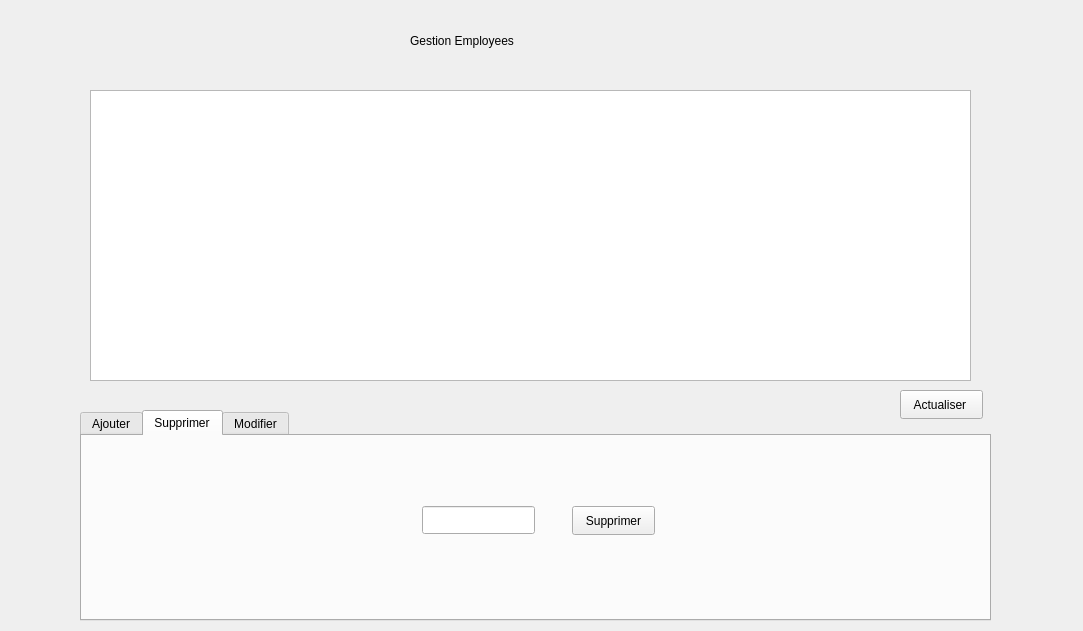
The window that mainwindow.ui (Eyahagit/gestion_employee) describes before a commit, drawn with Qt 5.
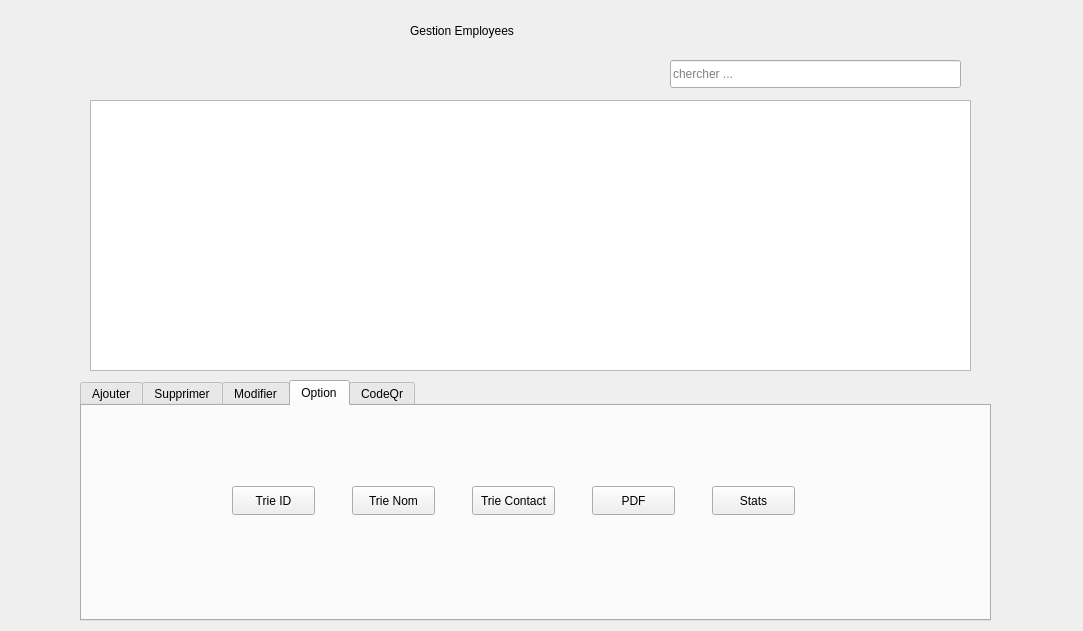
The same window after the commit. The open tabs and pages were chosen to show the change.

The edit to the form file:
```diff
--- a/mainwindow.ui
+++ b/mainwindow.ui
@@ -18,9 +18,9 @@
     <property name="geometry">
      <rect>
       <x>80</x>
-      <y>410</y>
+      <y>380</y>
       <width>911</width>
-      <height>211</height>
+      <height>241</height>
      </rect>
     </property>
     <property name="currentIndex">
@@ -250,15 +250,149 @@
        <string>ID :</string>
       </property>
      </widget>
+     <widget class="QComboBox" name="comboBox_2">
+      <property name="geometry">
+       <rect>
+        <x>670</x>
+        <y>70</y>
+        <width>111</width>
+        <height>28</height>
+       </rect>
+      </property>
+      <item>
+       <property name="text">
+        <string>Homme</string>
+       </property>
+      </item>
+      <item>
+       <property name="text">
+        <string>Femme</string>
+       </property>
+      </item>
+     </widget>
+     <widget class="QLabel" name="label_10">
+      <property name="geometry">
+       <rect>
+        <x>660</x>
+        <y>40</y>
+        <width>63</width>
+        <height>20</height>
+       </rect>
+      </property>
+      <property name="text">
+       <string>Genre :</string>
+      </property>
+     </widget>
+    </widget>
+    <widget class="QWidget" name="tab_4">
+     <attribute name="title">
+      <string>Option</string>
+     </attribute>
+     <widget class="QPushButton" name="pushButton_5">
+      <property name="geometry">
+       <rect>
+        <x>150</x>
+        <y>80</y>
+        <width>83</width>
+        <height>29</height>
+       </rect>
+      </property>
+      <property name="text">
+       <string>Trie ID</string>
+      </property>
+     </widget>
+     <widget class="QPushButton" name="pushButton_6">
+      <property name="geometry">
+       <rect>
+        <x>270</x>
+        <y>80</y>
+        <width>83</width>
+        <height>29</height>
+       </rect>
+      </property>
+      <property name="text">
+       <string>Trie Nom</string>
+      </property>
+     </widget>
+     <widget class="QPushButton" name="pushButton_7">
+      <property name="geometry">
+       <rect>
+        <x>390</x>
+        <y>80</y>
+        <width>83</width>
+        <height>29</height>
+       </rect>
+      </property>
+      <property name="text">
+       <string>Trie Contact</string>
+      </property>
+     </widget>
+     <widget class="QPushButton" name="pushButton_8">
+      <property name="geometry">
+       <rect>
+        <x>510</x>
+        <y>80</y>
+        <width>83</width>
+        <height>29</height>
+       </rect>
+      </property>
+      <property name="text">
+       <string>PDF</string>
+      </property>
+     </widget>
+     <widget class="QPushButton" name="pushButton_9">
+      <property name="geometry">
+       <rect>
+        <x>630</x>
+        <y>80</y>
+        <width>83</width>
+        <height>29</height>
+       </rect>
+      </property>
+      <property name="text">
+       <string>Stats</string>
+      </property>
+     </widget>
+    </widget>
+    <widget class="QWidget" name="tab_5">
+     <attribute name="title">
+      <string>CodeQr</string>
+     </attribute>
+     <widget class="QPushButton" name="pushButton_4">
+      <property name="geometry">
+       <rect>
+        <x>120</x>
+        <y>80</y>
+        <width>83</width>
+        <height>29</height>
+       </rect>
+      </property>
+      <property name="text">
+       <string>Generer</string>
+      </property>
+     </widget>
+     <widget class="QLabel" name="label_11">
+      <property name="geometry">
+       <rect>
+        <x>460</x>
+        <y>10</y>
+        <width>231</width>
+        <height>191</height>
+       </rect>
+      </property>
+      <property name="text">
+       <string/>
+      </property>
+     </widget>
     </widget>
    </widget>
    <widget class="QTableView" name="tableView">
     <property name="geometry">
      <rect>
       <x>90</x>
-      <y>90</y>
+      <y>100</y>
       <width>881</width>
-      <height>291</height>
+      <height>271</height>
      </rect>
     </property>
    </widget>
@@ -266,7 +400,7 @@
     <property name="geometry">
      <rect>
       <x>410</x>
-      <y>20</y>
+      <y>10</y>
       <width>251</width>
       <height>41</height>
      </rect>
@@ -278,17 +412,17 @@
      <string>Gestion Employees</string>
     </property>
    </widget>
-   <widget class="QPushButton" name="pushButton_4">
+   <widget class="QLineEdit" name="lineEdit">
     <property name="geometry">
      <rect>
-      <x>900</x>
-      <y>390</y>
-      <width>83</width>
-      <height>29</height>
+      <x>670</x>
+      <y>60</y>
+      <width>291</width>
+      <height>28</height>
      </rect>
     </property>
-    <property name="text">
-     <string>Actualiser </string>
+    <property name="placeholderText">
+     <string>chercher ...</string>
     </property>
    </widget>
   </widget>
```
Left out of the diff: 53 changed lines with no effect on the pictures.
